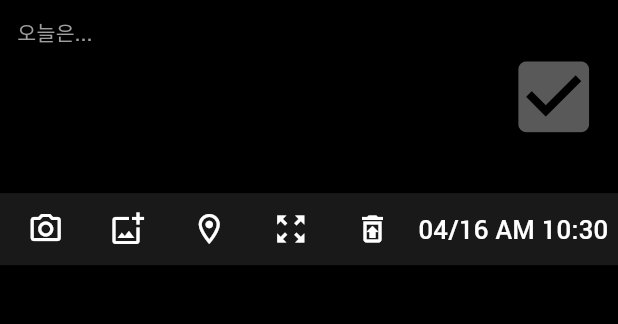
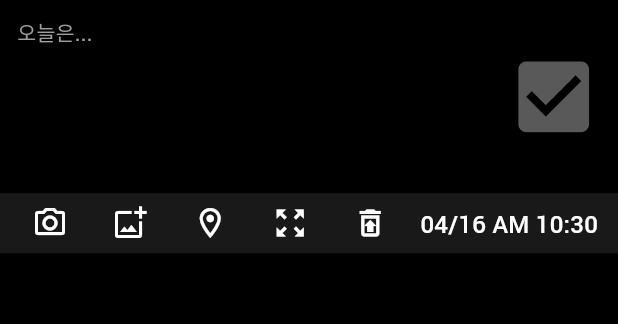
Before and after one commit to hola726/My-To-Day, a Flutter app: the screen it shows after launch, on a phone screen of 412 x 824 dp, the part 72-396 px from its top. Run offline on Flutter 3.47's test engine with Material 2 defaults, Android fonts, the phone set to English and light mode, and no system bars; our stand-ins replace card_swiper, flutter_screenutil, geolocator, go_router, google_maps_flutter, hive and 4 more; missing offline and left inert: insta_image_viewer; accounts and stored records are empty; project files that could hold a hidden picture were left out.

Commit message:
fix( diary_text_form_option.dart ): 아이콘 간격 수정

```diff
--- a/lib/widgets/common/diary_text_form_option.dart
+++ b/lib/widgets/common/diary_text_form_option.dart
@@ -136,6 +136,7 @@ class _DiaryTextFormOptionState extends State<DiaryTextFormOption> {
         children: [
           IconButton(
             onPressed: widget.onCameraPressed,
+            constraints: const BoxConstraints(),
             icon: Icon(
               Icons.camera_alt_outlined,
               color: widget.diaryData?.cameraImage != null
@@ -145,6 +146,7 @@ class _DiaryTextFormOptionState extends State<DiaryTextFormOption> {
           ),
           IconButton(
             onPressed: widget.onImagesPressed,
+            constraints: const BoxConstraints(),
             icon: Icon(
               Icons.add_photo_alternate_outlined,
               color: widget.diaryData?.pickerImages != null
@@ -154,6 +156,7 @@ class _DiaryTextFormOptionState extends State<DiaryTextFormOption> {
           ),
           IconButton(
             onPressed: () => ModalHelper.openMapsModal(context: context),
+            constraints: const BoxConstraints(),
             icon: const Icon(
               Icons.location_on_outlined,
               color: Colors.white,
@@ -161,6 +164,7 @@ class _DiaryTextFormOptionState extends State<DiaryTextFormOption> {
           ),
           IconButton(
             onPressed: widget.reSizedDiaryTextFormField,
+            constraints: const BoxConstraints(),
             icon: Icon(
               widget.isLargeTextForm
                   ? Icons.zoom_in
@@ -170,6 +174,7 @@ class _DiaryTextFormOptionState extends State<DiaryTextFormOption> {
           ),
           IconButton(
             onPressed: widget.diaryData != null ? openDeleteTextModal : null,
+            constraints: const BoxConstraints(),
             icon: const Icon(
               Icons.restore_from_trash_outlined,
               color: Colors.white,
@@ -181,7 +186,7 @@ class _DiaryTextFormOptionState extends State<DiaryTextFormOption> {
               DateHelper.convertDate(_nowTime),
               style: AppTheme.subtitle1.copyWith(
                 color: Colors.white,
-                fontSize: 15.sp,
+                fontSize: 14.sp,
               ),
             ),
           ),
```
